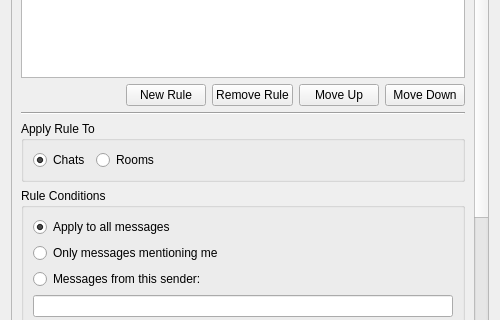
Old version of the form Swift/QtUI/QtHighlightEditor.ui in the repository swift/swift; both pictures show x 0 to 500 and y 169 to 489 of the 500 by 600 pixel window.
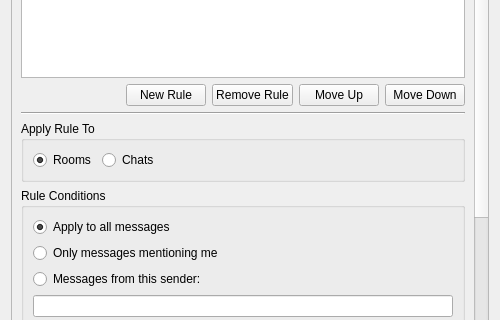
New version of the form. Custom widgets are drawn as their Qt base class.

Commit message:
Change highlight rule default to MUC for new rules.
Test-Information:

View highlight editor dialog and confirm that Rooms is now the default option.

What changed in the file:
```diff
--- a/Swift/QtUI/QtHighlightEditor.ui
+++ b/Swift/QtUI/QtHighlightEditor.ui
@@ -144,9 +144,9 @@
          </property>
          <layout class="QHBoxLayout" name="horizontalLayout">
           <item>
-           <widget class="QRadioButton" name="chatRadio">
+           <widget class="QRadioButton" name="roomRadio">
             <property name="text">
-             <string>Chats</string>
+             <string>Rooms</string>
             </property>
             <property name="checked">
              <bool>true</bool>
@@ -154,9 +154,12 @@
            </widget>
           </item>
           <item>
-           <widget class="QRadioButton" name="roomRadio">
+           <widget class="QRadioButton" name="chatRadio">
             <property name="text">
-             <string>Rooms</string>
+             <string>Chats</string>
+            </property>
+            <property name="checked">
+             <bool>false</bool>
             </property>
            </widget>
           </item>
```
The commit also changes 1 other file.
